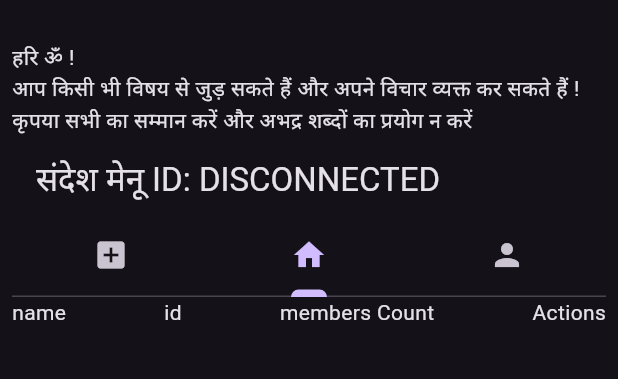
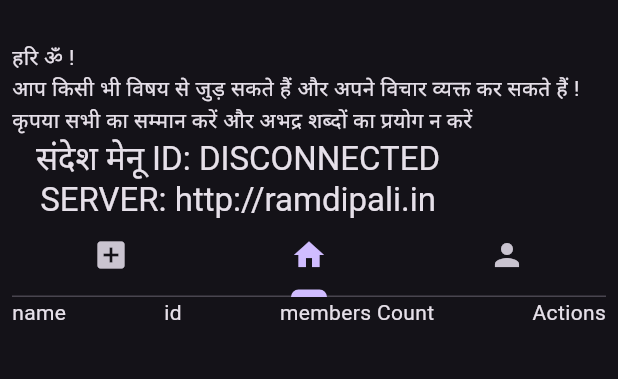
Before and after one commit to sriram-gupta/sandesh-fe, a Flutter app: the screen it shows after launch, on a phone screen of 412 x 824 dp, the part 120-499 px from its top. Run offline on Flutter 3.47's test engine with Material 2 defaults, Android fonts, the phone set to English and light mode, and no system bars; our stand-ins replace socket_io_client; missing offline and left inert: flag; network calls fail.

```diff
--- a/lib/main.dart
+++ b/lib/main.dart
@@ -18,6 +18,7 @@ class _SandeshAppState extends State<SandeshApp> {
   bool isOnline = false;
   late IO.Socket _socket;
   late String userId = 'DISCONNECTED';
+  final String serverUrl = 'http://ramdipali.in';
 
   // [{id: room_1, members: [LQMLxFdKOvkgE-wxAAAX]}, {id: room_2, members: [LQMLxFdKOvkgE-wxAAAX]}, {id: room_3, members: [LQMLxFdKOvkgE-wxAAAX]}]
   var LobbyData = [];
@@ -56,7 +57,7 @@ class _SandeshAppState extends State<SandeshApp> {
   void initState() {
     // TODO: implement initState
     super.initState();
-    _socket = IO.io("http://192.168.1.4:5000", {
+    _socket = IO.io(serverUrl, {
       "transports": ["websocket"],
       "autoconnect": true,
     });
@@ -98,7 +99,12 @@ class _SandeshAppState extends State<SandeshApp> {
                           Tab(icon: Icon(Icons.person)),
                         ],
                       ),
-                      title: Text("संदेश मेनू ID: $userId"),
+                      title: Column(
+                        children: [
+                          Text("संदेश मेनू ID: $userId"),
+                          Text("SERVER: $serverUrl")
+                        ],
+                      ),
                     ),
                     body: TabBarView(
                       children: [
```
Also changed, not shown: 1 other file.
